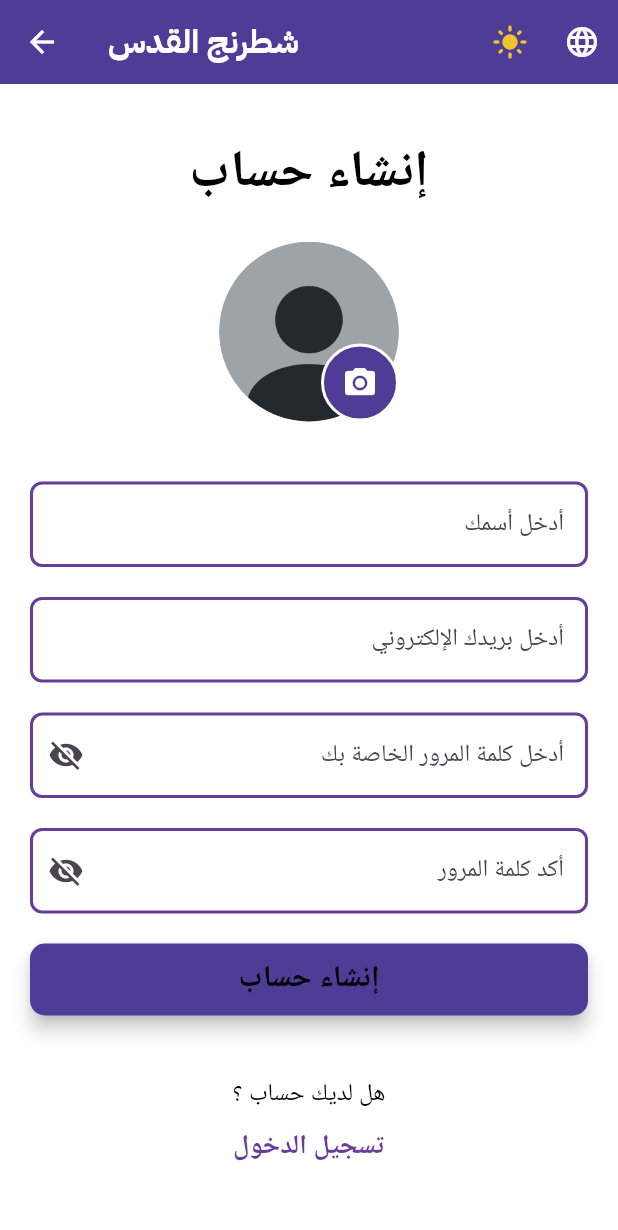
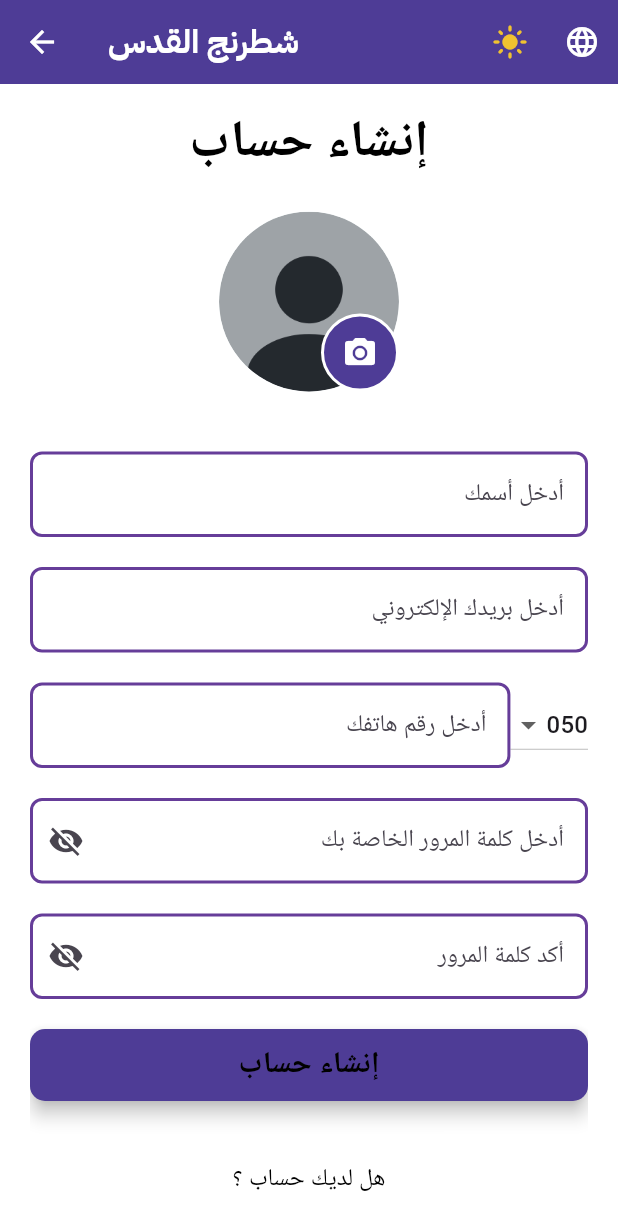
Before and after one commit to rug7/jerusalem_chess, a Flutter app: the SignUpScreen screen opened by its route, on a phone screen of 412 x 824 dp. Shown: the top 1230 px of the screen. Run offline on Flutter 3.47's test engine with Material 3 defaults, Android fonts, the phone set to English and light mode, and no system bars; our stand-ins replace cloud_firestore, equatable, firebase_auth, firebase_core, firebase_storage, flutter_svg and 4 more; missing offline and left inert: bishop, square_bishop, squares, stockfish; accounts and stored records are empty; network calls fail; project files that could hold a hidden picture were left out.

Commit message:
phone number addition

```diff
--- a/assets/language_translate/translations_Arabic.json
+++ b/assets/language_translate/translations_Arabic.json
@@ -70,5 +70,7 @@
   "privacySecurity": "الخصوصية والأمان",
   "gameHistory": "سجل الألعاب",
   "news": "الأخبار",
-  "communication": "الاتصال"
+  "communication": "الاتصال",
+  "enteryourphonenumber": "أدخل رقم هاتفك",
+  "invalidPhoneNumber": "يرجى إدخال رقم هاتف صالح"
 }
--- a/assets/language_translate/translations_English.json
+++ b/assets/language_translate/translations_English.json
@@ -70,7 +70,9 @@
   "privacySecurity": "Privacy & Security",
   "gameHistory": "Game History",
   "news": "News",
-  "communication": "Communication"
+  "communication": "Communication",
+  "enteryourphonenumber": "Enter Your Phone Number",
+  "invalidPhoneNumber": "Invalid Phone Number"
 
 
 
--- a/lib/authentication/sign_up_screen.dart
+++ b/lib/authentication/sign_up_screen.dart
@@ -31,6 +31,10 @@ class _SignUpScreenState extends State<SignUpScreen> {
   late String password;
   late String confirmPassword;
   bool obscureText = true;
+  late String phoneNumber;
+  String _selectedPrefix = '050'; // Default initial value
+
+
 
   GlobalKey<FormState> formKey = GlobalKey<FormState>();
   // final TextEditingController nameController = TextEditingController();
@@ -261,6 +265,7 @@ class _SignUpScreenState extends State<SignUpScreen> {
             image: '',
             createdAt: '',
             playerRating: 700,
+            phoneNumber: phoneNumber
           );
 
           authProvider.saveUserDataToFireStore(
@@ -328,6 +333,10 @@ class _SignUpScreenState extends State<SignUpScreen> {
       authProvider.showSnackBar(context: context, content: getTranslation('fillFields',_translations),color: Colors.red);
     }
 
+  }
+  bool isNumeric(String input) {
+    final numericRegExp = RegExp(r'^[0-9]+$');
+    return numericRegExp.hasMatch(input);
   }
 
   void navigateToHome() {
@@ -552,7 +561,63 @@ class _SignUpScreenState extends State<SignUpScreen> {
                       },
                     ),
                   ),
+
                   const SizedBox(height: 20,),
+            Directionality(
+              textDirection: _themeLanguageProvider.currentLanguage == 'Arabic' ? TextDirection.rtl : TextDirection.ltr,
+              child: Row(
+                children: [
+                  DropdownButton<String>(
+                    value: _selectedPrefix,
+                    onChanged: (String? newValue) {
+                      setState(() {
+                        _selectedPrefix = newValue!;
+                        phoneNumber = newValue; // Reset the phone number with the new prefix
+                      });
+                    },
+                    items: <String>['050', '052', '053', '054', '058']
+                        .map<DropdownMenuItem<String>>((String value) {
+                      return DropdownMenuItem<String>(
+                        value: value,
+                        child: Text(value),
+                      );
+                    }).toList(),
+                  ),
+                  Expanded(
+                    child: TextFormField(
+                      textInputAction: TextInputAction.next,
+                      maxLength: 7, // Adjust as per your requirements
+                      maxLines: 1,
+                      style: TextStyle(color: oppColor),
+                      textAlign: textAlignCheck,
+                      // Remove textDirection: textDirectionCheck, as it's handled by Directionality
+                      decoration: textFormDecoration.copyWith(
+                        counterText: '',
+                        labelText: getTranslation('enteryourphonenumber', _translations), // Translate this as needed
+                        hintText: getTranslation('enteryourphonenumber', _translations), // Translate this as needed
+                      ),
+                      validator: (value) {
+                        // Add validation logic as needed
+                        if (value == null || value.isEmpty || value.length < 7||!isNumeric(value)) {
+                          return getTranslation('invalidPhoneNumber', _translations); // Translate this as needed
+                        }
+                        return null;
+                      },
+                      onChanged: (value) {
+                        setState(() {
+                          phoneNumber = _selectedPrefix + value;
+
+                        });
+                      },
+                    ),
+                  ),
+                ],
+              ),
+            ),
+
+
+            const SizedBox(height: 20,),
+
                   Directionality(
                     textDirection: _themeLanguageProvider.currentLanguage == 'Arabic' ? TextDirection.rtl : TextDirection.ltr,
                     child: TextFormField(
--- a/lib/constants.dart
+++ b/lib/constants.dart
@@ -27,6 +27,7 @@ class Constants {
   static const String image = 'image';
   static const String email = 'email';
   static const String createdAt = 'createdAt';
+  static const String phoneNumber = 'phoneNumber';
 
   static const String userImages = 'userImages';
   static const String users = 'users';
--- a/lib/models/user_model.dart
+++ b/lib/models/user_model.dart
@@ -10,6 +10,7 @@ class UserModel{
   int gamesPlayed;
   int wins;
   int losses;
+  String phoneNumber;
   List<Map<String, dynamic>> gameHistory;
 
   UserModel({
@@ -22,7 +23,8 @@ class UserModel{
     this.gamesPlayed = 0,
     this.wins = 0,
     this.losses = 0,
-    this.gameHistory = const [], // Initialize game history as empty list
+    this.gameHistory = const [],
+    required this.phoneNumber // Initialize game history as empty list
 
   });
 
@@ -37,6 +39,7 @@ class UserModel{
       Constants.gamesPlayed: gamesPlayed,
       Constants.wins: wins,
       Constants.losses: losses,
+      Constants.phoneNumber:phoneNumber,
       Constants.gameHistory: gameHistory, // Include game history in the map
 
     };
@@ -52,6 +55,7 @@ class UserModel{
         image: data[Constants.image] ?? '',
         createdAt: data[Constants.createdAt] ?? '',
         playerRating: data[Constants.playerRating] ?? 0,
+      phoneNumber: data[Constants.phoneNumber] ?? '',
       gamesPlayed: data[Constants.gamesPlayed] ?? 0,
       wins: data[Constants.wins] ?? 0,
       losses: data[Constants.losses] ?? 0,
--- a/lib/providers/authentication_provider.dart
+++ b/lib/providers/authentication_provider.dart
@@ -212,7 +212,7 @@ class AuthenticationProvider extends ChangeNotifier{
     return downloadUrl;
   }
 
-  Future<void> sighOutUser()async{
+  Future<void> signOutUser()async{
     SharedPreferences sharedPreferences = await SharedPreferences.getInstance();
     await firebaseAuth.signOut();
     _isSignedIn = false;
```
Also changed, not shown: lib/authentication/login_screen.dart (+17 -15 lines), lib/main_screens/settings_screen.dart (+52 -17 lines), lib/providers/game_provider.dart (+5 -5 lines).
